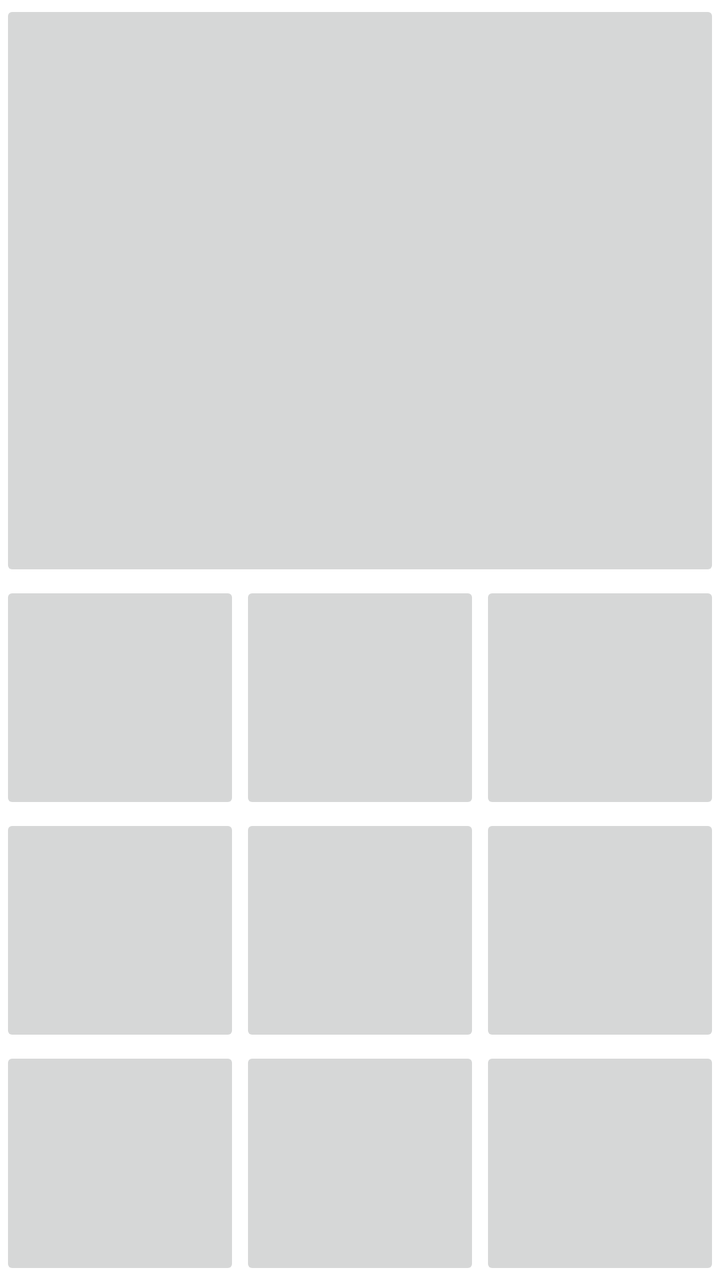
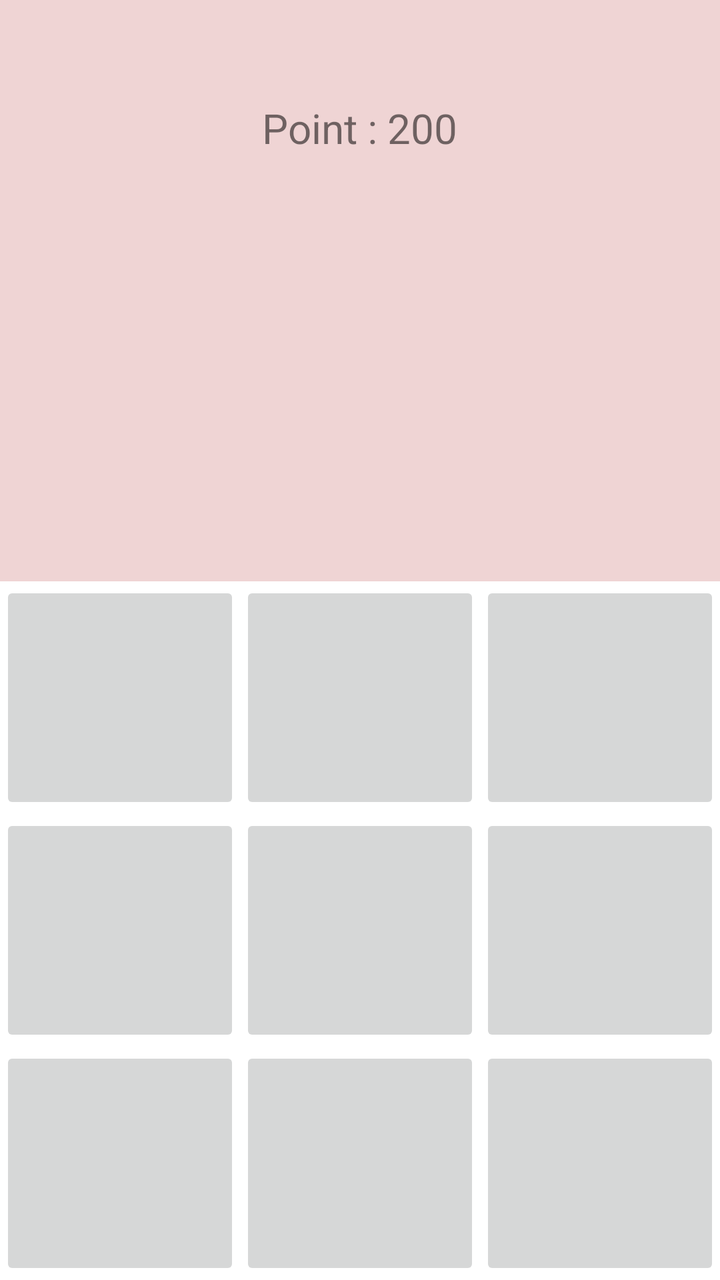

Compare the two renders of this Android layout. The source of the first and the diff that turns it into the second are given below.
<!-- AndroidManifest.xml: application theme Theme.HMT_26_Android -->
<!-- res/layout/activity_diamond_game.xml -->
<?xml version="1.0" encoding="utf-8"?>
<RelativeLayout xmlns:android="http://schemas.android.com/apk/res/android"
    xmlns:app="http://schemas.android.com/apk/res-auto"
    xmlns:tools="http://schemas.android.com/tools"
    android:id="@+id/main"
    android:layout_width="match_parent"
    android:layout_height="match_parent"
    tools:context=".DiamondGameActivity">

    <LinearLayout
        android:layout_width="match_parent"
        android:layout_height="match_parent"
        android:orientation="vertical"
        >
        <ImageButton
            android:layout_width="match_parent"
            android:layout_height="0dp"
            android:layout_weight="5"
            />

        <LinearLayout
            android:layout_width="match_parent"
            android:layout_height="0dp"
           android:layout_weight="2"
            >

            <ImageButton
                android:layout_width="0dp"
                android:layout_height="match_parent" android:layout_weight="1"
                android:id="@+id/imgBtnDiamondB1"
                />

            <ImageButton
                android:layout_width="0dp"
                android:id="@+id/imgBtnDiamondB2"

                android:layout_height="match_parent" android:layout_weight="1"/>
            <ImageButton
                android:layout_width="0dp"
                android:id="@+id/imgBtnDiamondB3"

                android:layout_height="match_parent" android:layout_weight="1"/>

        </LinearLayout>


        <LinearLayout
            android:layout_width="match_parent"
            android:layout_height="0dp"
            android:layout_weight="2"
            >

            <ImageButton
                android:layout_width="0dp"
                android:id="@+id/imgBtnDiamondB4"

                android:layout_height="match_parent" android:layout_weight="1"/>

            <ImageButton
                android:layout_width="0dp"
                android:id="@+id/imgBtnDiamondB5"


                android:layout_height="match_parent" android:layout_weight="1"/>
            <ImageButton
                android:layout_width="0dp"
                android:id="@+id/imgBtnDiamondB6"

                android:layout_height="match_parent" android:layout_weight="1"/>

        </LinearLayout>


        <LinearLayout
            android:layout_width="match_parent"
            android:layout_height="0dp"
            android:layout_weight="2"
            >

            <ImageButton
                android:layout_width="0dp"
                android:id="@+id/imgBtnDiamondB7"

                android:layout_height="match_parent" android:layout_weight="1"/>

            <ImageButton
                android:layout_width="0dp"
                android:id="@+id/imgBtnDiamondB8"

                android:layout_height="match_parent" android:layout_weight="1"/>
            <ImageButton
                android:layout_width="0dp"
                android:id="@+id/imgBtnDiamondB9"
                android:layout_height="match_parent" android:layout_weight="1"/>

        </LinearLayout>

    </LinearLayout>

</RelativeLayout>
<!-- resources referenced by this layout -->
<resources>
  <style name="Theme.HMT_26_Android" parent="Theme.MaterialComponents.DayNight.NoActionBar">
          
          <item name="colorPrimary">@color/purple_500</item>
          <item name="colorPrimaryVariant">@color/purple_700</item>
          <item name="colorOnPrimary">@color/white</item>
          
          <item name="colorSecondary">@color/teal_200</item>
          <item name="colorSecondaryVariant">@color/teal_700</item>
          <item name="colorOnSecondary">@color/black</item>
          
          <item name="android:statusBarColor">?attr/colorPrimaryVariant</item>
          
      </style>
  <color name="purple_500">#FF6200EE</color>
  <color name="purple_700">#FF3700B3</color>
  <color name="white">#FFFFFFFF</color>
  <color name="teal_200">#FF03DAC5</color>
  <color name="teal_700">#FF018786</color>
  <color name="black">#FF000000</color>
</resources>

<!-- the commit's change to res/layout/activity_diamond_game.xml (unified diff, before → after) -->
@@ -12,11 +12,36 @@
         android:layout_height="match_parent"
         android:orientation="vertical"
         >
-        <ImageButton
+        <RelativeLayout
             android:layout_width="match_parent"
             android:layout_height="0dp"
             android:layout_weight="5"
-            />
+            android:background="#EFD4D4"
+            >
+
+            <TextView
+                android:layout_width="wrap_content"
+                android:layout_height="wrap_content"
+                android:text="Point : 200"
+                android:textSize="10pt"
+                android:layout_centerHorizontal="true"
+                android:id="@+id/tvDiamondPoint"
+                android:layout_marginTop="50dp"
+                />
+
+            <Button
+                android:layout_width="wrap_content"
+                android:layout_height="wrap_content"
+                android:text="Checkout"
+                android:layout_centerHorizontal="true"
+                android:id="@+id/btnDiamondCheckout"
+                android:layout_below="@id/tvDiamondPoint"
+                android:layout_marginTop="20dp"
+                android:visibility="invisible"
+                 />
+
+
+        </RelativeLayout>
 
         <LinearLayout
             android:layout_width="match_parent"
